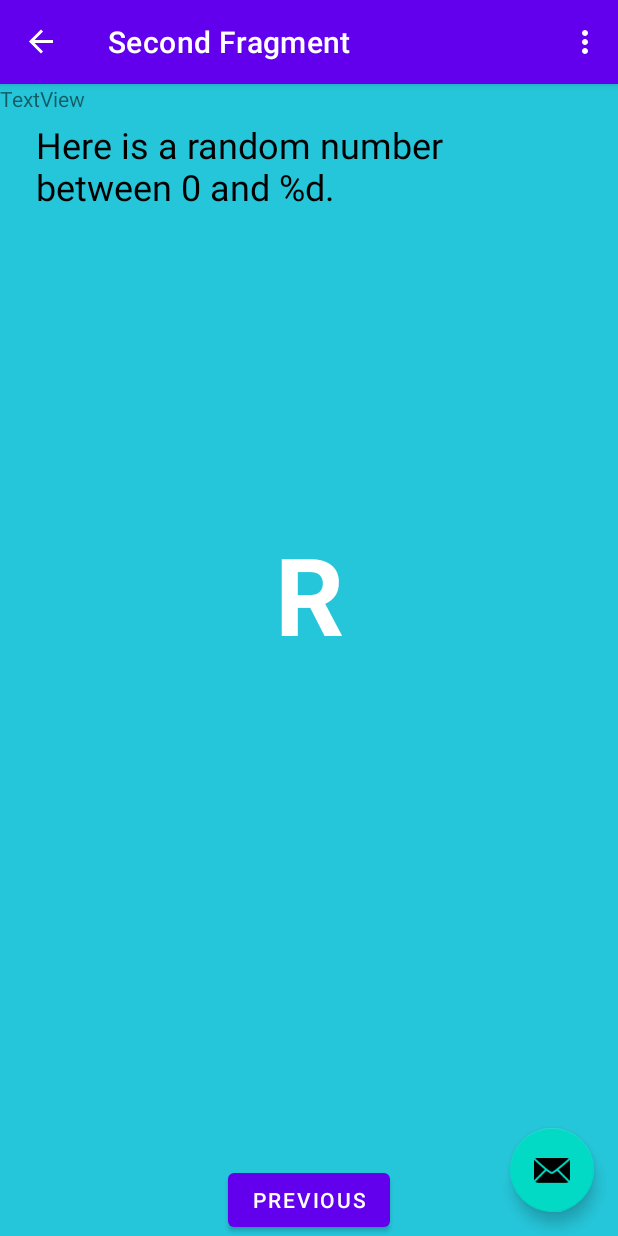
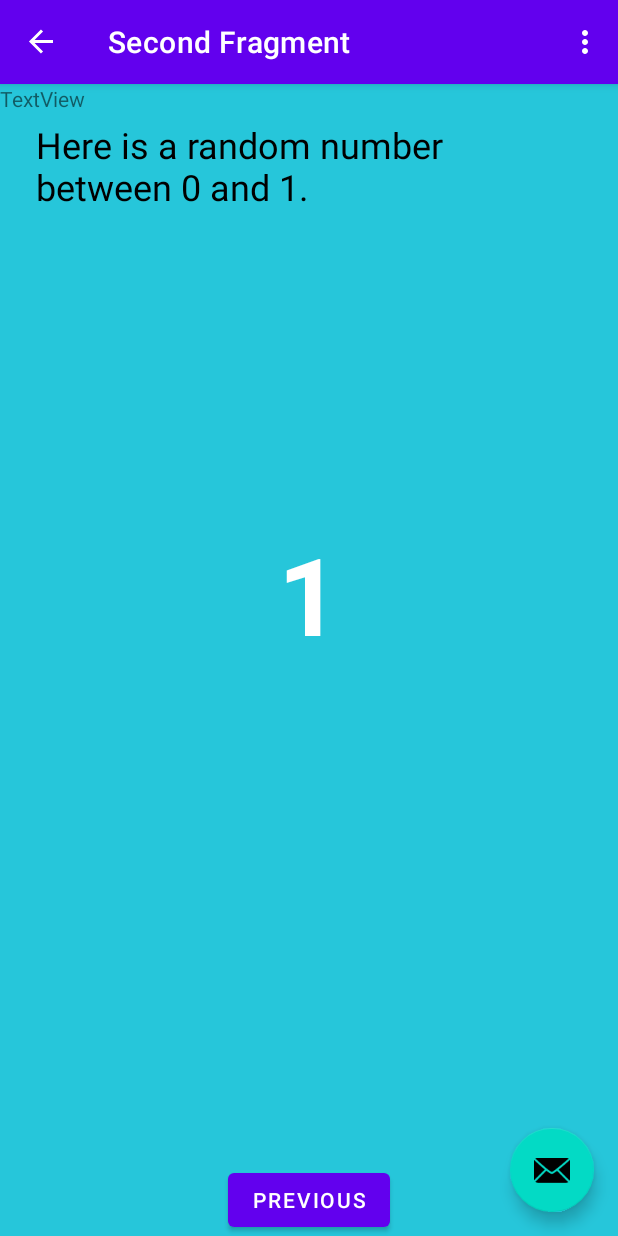
Before and after one commit to hhobbs3/turbid, an Android app: the screen it shows after launch (MainActivity), after a tap on "RANDOM", on a phone screen of 412 x 824 dp. Run offline under Robolectric (Android 15) with nearby library versions, the light colour scheme and no system bars; our stand-ins replace navigation-ui; 1 other tap on this screen came first.

Commit message:
finished adding transfer of data between fragments

```diff
--- a/app/build.gradle
+++ b/app/build.gradle
@@ -1,6 +1,7 @@
 plugins {
     id 'com.android.application'
     id 'kotlin-android'
+    id 'androidx.navigation.safeargs.kotlin'
 }
 
 android {
--- a/app/src/main/java/binary/barbarian/turbid/FirstFragment.kt
+++ b/app/src/main/java/binary/barbarian/turbid/FirstFragment.kt
@@ -47,7 +47,10 @@ class FirstFragment : Fragment() {
 
 
         binding.randomButton.setOnClickListener {
-            findNavController().navigate(R.id.action_FirstFragment_to_SecondFragment)
+            val showCountTextView = view.findViewById<TextView>(R.id.textview_first)
+            val currentCount = showCountTextView.text.toString().toInt()
+            val action = FirstFragmentDirections.actionFirstFragmentToSecondFragment(currentCount)
+            findNavController().navigate(action)
         }
 
         binding.toastButton.setOnClickListener {
--- a/app/src/main/java/binary/barbarian/turbid/SecondFragment.kt
+++ b/app/src/main/java/binary/barbarian/turbid/SecondFragment.kt
@@ -5,8 +5,10 @@ import androidx.fragment.app.Fragment
 import android.view.LayoutInflater
 import android.view.View
 import android.view.ViewGroup
+import android.widget.TextView
 import androidx.navigation.fragment.findNavController
 import binary.barbarian.turbid.databinding.FragmentSecondBinding
+import androidx.navigation.fragment.navArgs
 
 /**
  * A simple [Fragment] subclass as the second destination in the navigation.
@@ -18,6 +20,8 @@ class SecondFragment : Fragment() {
     // This property is only valid between onCreateView and
     // onDestroyView.
     private val binding get() = _binding!!
+
+    val args: SecondFragmentArgs by navArgs()
 
     override fun onCreateView(
             inflater: LayoutInflater, container: ViewGroup?,
@@ -35,6 +39,17 @@ class SecondFragment : Fragment() {
         binding.buttonSecond.setOnClickListener {
             findNavController().navigate(R.id.action_SecondFragment_to_FirstFragment)
         }
+        val count = args.myArg
+        val countText = getString(R.string.random_heading, count)
+        view.findViewById<TextView>(R.id.textview_header).text = countText
+
+        val random = java.util.Random()
+        var randomNumber = 0
+        if (count > 0) {
+            randomNumber = random.nextInt(count + 1)
+        }
+        view.findViewById<TextView>(R.id.textview_random).text = randomNumber.toString()
+
     }
 
     override fun onDestroyView() {
--- a/app/src/main/res/navigation/nav_graph.xml
+++ b/app/src/main/res/navigation/nav_graph.xml
@@ -24,5 +24,8 @@
         <action
             android:id="@+id/action_SecondFragment_to_FirstFragment"
             app:destination="@id/FirstFragment" />
+        <argument
+            android:name="myArg"
+            app:argType="integer" />
     </fragment>
 </navigation>
--- a/build.gradle
+++ b/build.gradle
@@ -8,6 +8,9 @@ buildscript {
     dependencies {
         classpath "com.android.tools.build:gradle:4.2.2"
         classpath "org.jetbrains.kotlin:kotlin-gradle-plugin:$kotlin_version"
+
+        def nav_version = "2.3.0-alpha02"
+        classpath "androidx.navigation:navigation-safe-args-gradle-plugin:$nav_version"
 
         // NOTE: Do not place your application dependencies here; they belong
         // in the individual module build.gradle files
```
